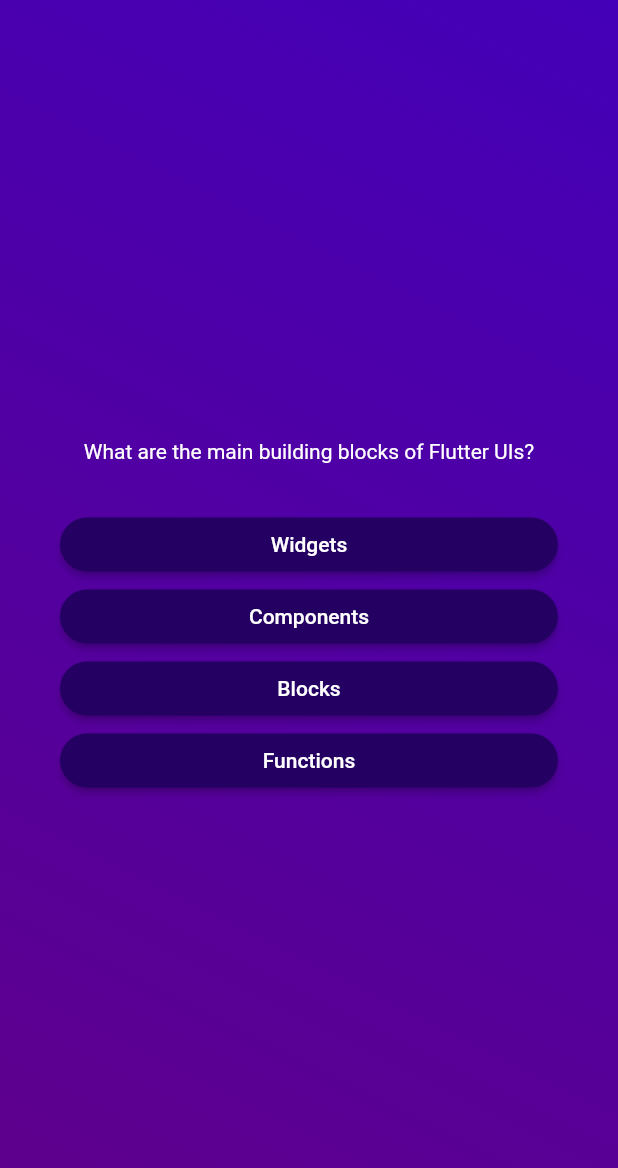
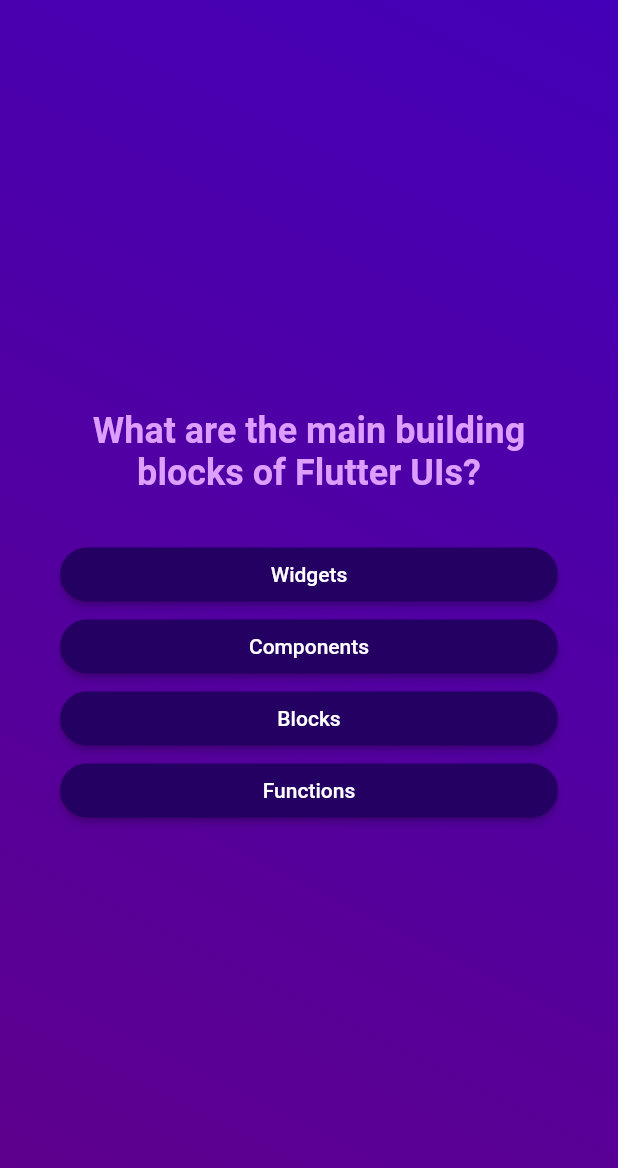
Before and after one commit to appdev-umair/quiz_app, a Flutter app: the screen it shows after launch, after a tap on "Start Quiz", on a phone screen of 412 x 824 dp. Shown: the top 1168 px of the screen. Run offline on Flutter 3.47's test engine with Material 2 defaults, Android fonts, the phone set to English and light mode, and no system bars; our stand-ins replace google_fonts.

Commit message:
adding google fonts

```diff
--- a/lib/question_screen.dart
+++ b/lib/question_screen.dart
@@ -1,4 +1,5 @@
 import 'package:flutter/material.dart';
+import 'package:google_fonts/google_fonts.dart';
 import 'package:quiz_app/answer_button.dart';
 import 'package:quiz_app/data/questions.dart';
 import 'package:quiz_app/model/quiz_question.dart';
@@ -13,9 +14,18 @@ class QuestionScreen extends StatefulWidget {
 }
 
 class _QuestionScreen extends State<QuestionScreen> {
-  final QuizQuestion currenQuestion = questions[0];
+  int currenQuestionIndex = 0;
+
+  void answerQuestion() {
+    setState(() {
+      currenQuestionIndex++;
+    });
+  }
+
   @override
   Widget build(context) {
+    QuizQuestion currenQuestion = questions[currenQuestionIndex];
+
     return Container(
       margin: const EdgeInsets.all(40),
       child: Column(
@@ -24,8 +34,10 @@ class _QuestionScreen extends State<QuestionScreen> {
         children: [
           Text(
             currenQuestion.question,
-            style: const TextStyle(
-              color: Colors.white,
+            style: GoogleFonts.croissantOne(
+              color: const Color.fromARGB(255, 221, 159, 255),
+              fontWeight: FontWeight.bold,
+              fontSize: 24,
             ),
             textAlign: TextAlign.center,
           ),
@@ -33,7 +45,7 @@ class _QuestionScreen extends State<QuestionScreen> {
             height: 30,
           ),
           ...currenQuestion.answers.map((answer) {
-            return AnswerButton(answerText: answer, onTap: () {});
+            return AnswerButton(answerText: answer, onTap: answerQuestion);
           })
         ],
       ),
--- a/pubspec.yaml
+++ b/pubspec.yaml
@@ -35,6 +35,7 @@ dependencies:
   # The following adds the Cupertino Icons font to your application.
   # Use with the CupertinoIcons class for iOS style icons.
   cupertino_icons: ^1.0.2
+  google_fonts: ^6.1.0
 
 dev_dependencies:
   flutter_test:
```
Also changed, not shown: pubspec.lock, 1 other file.
